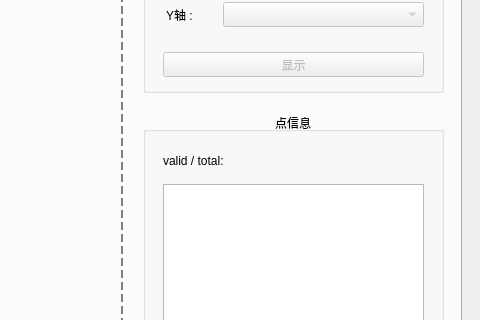
This is app/ui/form_scatter.ui in HansBug/dgdvapp as Qt 5 draws it before an edit; both pictures show x 536 to 1016 and y 151 to 471 of the 1016 by 576 pixel window. The edited form follows.
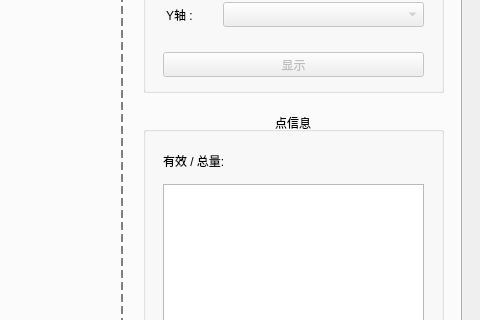
This is the edited form.

Commit message: dev(hansbug): save scatter to CN

```diff
--- a/app/ui/form_scatter.ui
+++ b/app/ui/form_scatter.ui
@@ -215,7 +215,7 @@
        </rect>
       </property>
       <property name="text">
-       <string>valid / total: </string>
+       <string>有效 / 总量: </string>
       </property>
      </widget>
      <widget class="QTableView" name="table_selected">
```
The commit also changes 1 other file.
